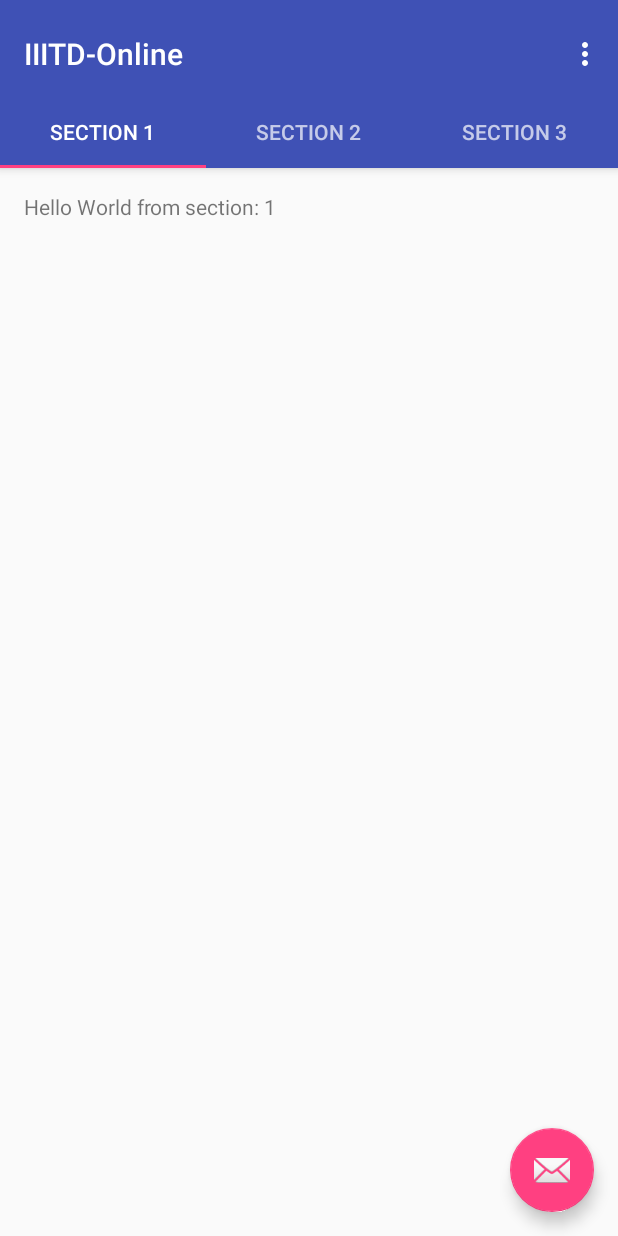
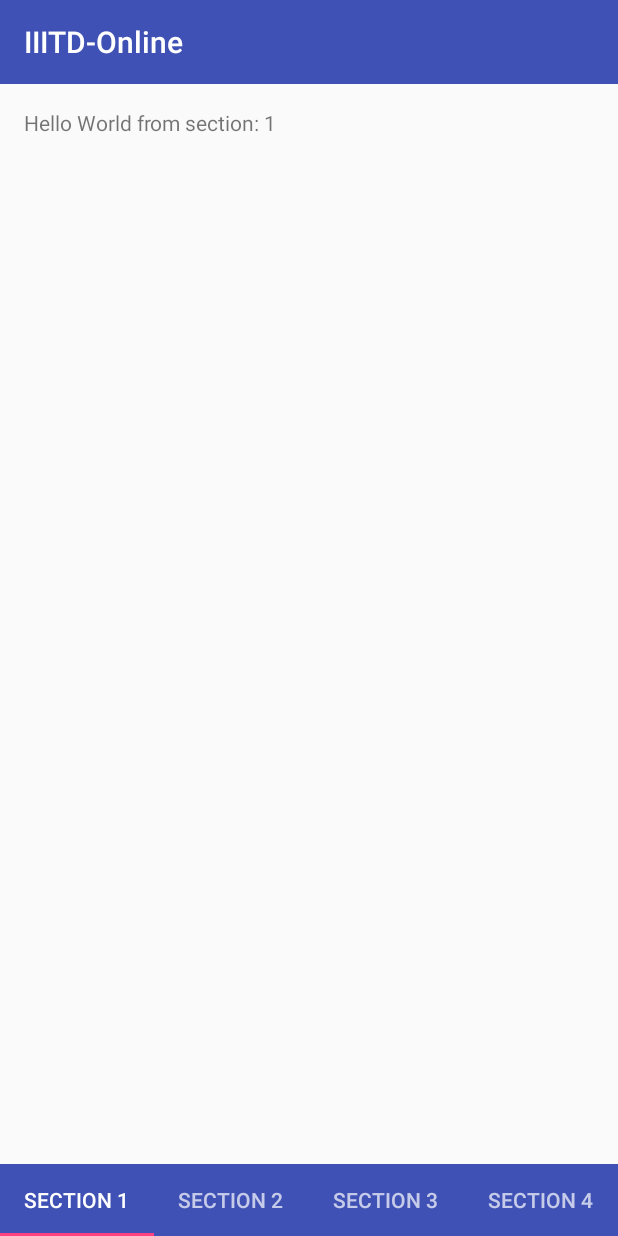
Before and after one commit to sahilshekhawat/IIITD-Online, an Android app: the screen it shows after launch (MainActivity), on a phone screen of 412 x 824 dp. Run offline under Robolectric (Android 15) with nearby library versions, the light colour scheme and no system bars.

Commit message:
Change tabs position to bottom

```diff
--- a/app/src/main/java/online/iiitd/edu/in/iiitd_online/MainActivity.java
+++ b/app/src/main/java/online/iiitd/edu/in/iiitd_online/MainActivity.java
@@ -17,6 +17,8 @@ import android.view.MenuItem;
 import android.view.View;
 import android.view.ViewGroup;
 
+import android.view.Window;
+import android.view.WindowManager;
 import android.widget.TextView;
 
 public class MainActivity extends AppCompatActivity {
@@ -54,39 +56,46 @@ public class MainActivity extends AppCompatActivity {
         TabLayout tabLayout = (TabLayout) findViewById(R.id.tabs);
         tabLayout.setupWithViewPager(mViewPager);
 
-        FloatingActionButton fab = (FloatingActionButton) findViewById(R.id.fab);
-        fab.setOnClickListener(new View.OnClickListener() {
-            @Override
-            public void onClick(View view) {
-                Snackbar.make(view, "Replace with your own action", Snackbar.LENGTH_LONG)
-                        .setAction("Action", null).show();
-            }
-        });
+        //change status bar color
+        Window window = this.getWindow();
+        window.addFlags(WindowManager.LayoutParams.FLAG_DRAWS_SYSTEM_BAR_BACKGROUNDS);
+        window.clearFlags(WindowManager.LayoutParams.FLAG_TRANSLUCENT_STATUS);
+        window.setStatusBarColor(this.getResources().getColor(R.color.colorPrimaryDark));
+
+//        Removing floating action bar.
+//        FloatingActionButton fab = (FloatingActionButton) findViewById(R.id.fab);
+//        fab.setOnClickListener(new View.OnClickListener() {
+//            @Override
+//            public void onClick(View view) {
+//                Snackbar.make(view, "Replace with your own action", Snackbar.LENGTH_LONG)
+//                        .setAction("Action", null).show();
+//            }
+//        });
 
     }
 
-
-    @Override
-    public boolean onCreateOptionsMenu(Menu menu) {
-        // Inflate the menu; this adds items to the action bar if it is present.
-        getMenuInflater().inflate(R.menu.menu_main, menu);
-        return true;
-    }
-
-    @Override
-    public boolean onOptionsItemSelected(MenuItem item) {
-        // Handle action bar item clicks here. The action bar will
-        // automatically handle clicks on the Home/Up button, so long
-        // as you specify a parent activity in AndroidManifest.xml.
-        int id = item.getItemId();
-
-        //noinspection SimplifiableIfStatement
-        if (id == R.id.action_settings) {
-            return true;
-        }
-
-        return super.onOptionsItemSelected(item);
-    }
+//    Removing menu
+//    @Override
+//    public boolean onCreateOptionsMenu(Menu menu) {
+//        // Inflate the menu; this adds items to the action bar if it is present.
+//        getMenuInflater().inflate(R.menu.menu_main, menu);
+//        return true;
+//    }
+//
+//    @Override
+//    public boolean onOptionsItemSelected(MenuItem item) {
+//        // Handle action bar item clicks here. The action bar will
+//        // automatically handle clicks on the Home/Up button, so long
+//        // as you specify a parent activity in AndroidManifest.xml.
+//        int id = item.getItemId();
+//
+//        //noinspection SimplifiableIfStatement
+//        if (id == R.id.action_settings) {
+//            return true;
+//        }
+//
+//        return super.onOptionsItemSelected(item);
+//    }
 
     /**
      * A placeholder fragment containing a simple view.
@@ -143,7 +152,7 @@ public class MainActivity extends AppCompatActivity {
         @Override
         public int getCount() {
             // Show 3 total pages.
-            return 3;
+            return 4;
         }
 
         @Override
@@ -155,6 +164,8 @@ public class MainActivity extends AppCompatActivity {
                     return "SECTION 2";
                 case 2:
                     return "SECTION 3";
+                case 3:
+                    return "SECTION 4";
             }
             return null;
         }
--- a/app/src/main/res/layout/activity_main.xml
+++ b/app/src/main/res/layout/activity_main.xml
@@ -1,49 +1,47 @@
 <?xml version="1.0" encoding="utf-8"?>
-<android.support.design.widget.CoordinatorLayout xmlns:android="http://schemas.android.com/apk/res/android"
+<LinearLayout xmlns:android="http://schemas.android.com/apk/res/android"
     xmlns:app="http://schemas.android.com/apk/res-auto"
     xmlns:tools="http://schemas.android.com/tools"
     android:id="@+id/main_content"
     android:layout_width="match_parent"
     android:layout_height="match_parent"
-    android:fitsSystemWindows="true"
-    tools:context="online.iiitd.edu.in.iiitd_online.MainActivity">
+    tools:context="online.iiitd.edu.in.iiitd_online.MainActivity"
+    android:orientation="vertical">
 
-    <android.support.design.widget.AppBarLayout
-        android:id="@+id/appbar"
-        android:layout_width="match_parent"
-        android:layout_height="wrap_content"
-        android:paddingTop="@dimen/appbar_padding_top"
-        android:theme="@style/AppTheme.AppBarOverlay">
+    <!--<android.support.design.widget.AppBarLayout-->
+        <!--android:id="@+id/appbar"-->
+        <!--android:layout_width="match_parent"-->
+        <!--android:layout_height="wrap_content"-->
+        <!--android:paddingTop="@dimen/appbar_padding_top"-->
+        <!--android:theme="@style/AppTheme.AppBarOverlay">-->
 
-        <android.support.v7.widget.Toolbar
-            android:id="@+id/toolbar"
-            android:layout_width="match_parent"
-            android:layout_height="?attr/actionBarSize"
-            android:background="?attr/colorPrimary"
-            app:layout_scrollFlags="scroll|enterAlways"
-            app:popupTheme="@style/AppTheme.PopupOverlay">
+        <!--<android.support.v7.widget.Toolbar-->
+            <!--android:id="@+id/toolbar"-->
+            <!--android:layout_width="match_parent"-->
+            <!--android:layout_height="?attr/actionBarSize"-->
+            <!--android:background="?attr/colorPrimary"-->
+            <!--app:layout_scrollFlags="scroll|enterAlways"-->
+            <!--app:popupTheme="@style/AppTheme.PopupOverlay">-->
 
-        </android.support.v7.widget.Toolbar>
+        <!--</android.support.v7.widget.Toolbar>-->
 
-        <android.support.design.widget.TabLayout
-            android:id="@+id/tabs"
-            android:layout_width="match_parent"
-            android:layout_height="wrap_content" />
 
-    </android.support.design.widget.AppBarLayout>
+    <!--</android.support.design.widget.A   ppBarLayout>-->
+
+    <include layout="@layout/toolbar" android:id="@+id/toolbar"/>
 
     <android.support.v4.view.ViewPager
         android:id="@+id/container"
         android:layout_width="match_parent"
-        android:layout_height="match_parent"
+        android:layout_height="0dp"
+        android:layout_weight="1"
         app:layout_behavior="@string/appbar_scrolling_view_behavior" />
 
-    <android.support.design.widget.FloatingActionButton
-        android:id="@+id/fab"
-        android:layout_width="wrap_content"
+    <android.support.design.widget.TabLayout
+        android:id="@+id/tabs"
+        android:layout_width="match_parent"
         android:layout_height="wrap_content"
-        android:layout_gravity="end|bottom"
-        android:layout_margin="@dimen/fab_margin"
-        android:src="@android:drawable/ic_dialog_email" />
+        android:background="@color/colorPrimary"
+        app:theme="@style/ThemeOverlay.AppCompat.Dark.ActionBar"/>
 
-</android.support.design.widget.CoordinatorLayout>
+</LinearLayout>
--- /dev/null
+++ b/app/src/main/res/layout/toolbar.xml
@@ -0,0 +1,13 @@
+<?xml version="1.0" encoding="utf-8"?>
+<android.support.v7.widget.Toolbar
+    xmlns:android="http://schemas.android.com/apk/res/android"
+    xmlns:app="http://schemas.android.com/apk/res-auto"
+    android:layout_width="match_parent"
+    android:layout_height="wrap_content"
+    android:background="?attr/colorPrimary"
+    app:layout_scrollFlags="scroll|enterAlways"
+    android:minHeight="?attr/actionBarSize"
+    app:popupTheme="@style/AppTheme.PopupOverlay"
+    app:theme="@style/ThemeOverlay.AppCompat.Dark.ActionBar">
+
+</android.support.v7.widget.Toolbar>
```
